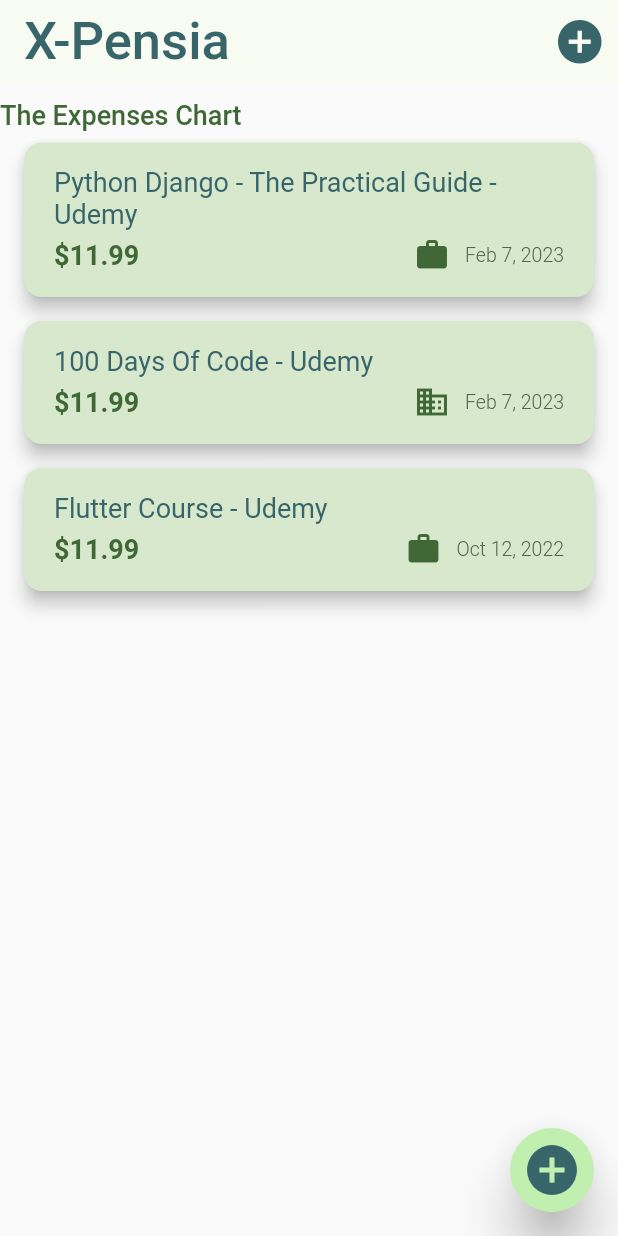
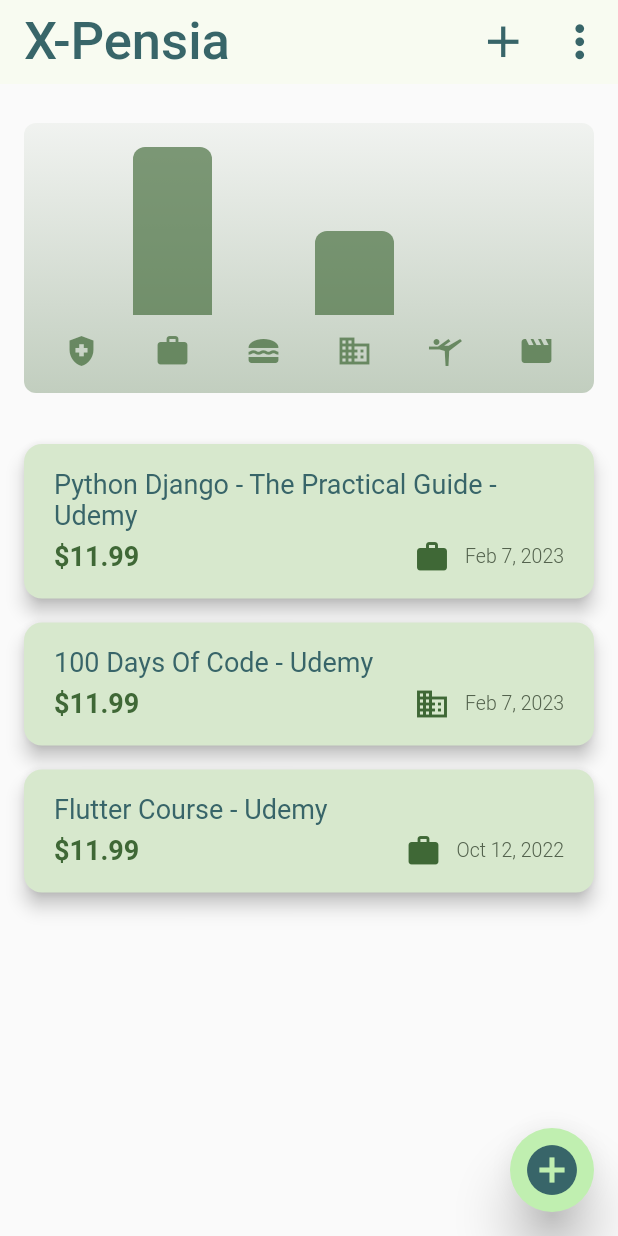
Before and after one commit to nadiahylary/expense_app, a Flutter app: the screen it shows after launch, on a phone screen of 412 x 824 dp. Run offline on Flutter 3.47's test engine with Material 2 defaults, Android fonts, the phone set to English and light mode, and no system bars; our stand-ins replace google_fonts; Roboto replaces fonts that are missing (Changa, Genos, Ubuntu).

Commit message:
final, everything works and looks great

```diff
--- a/lib/widgets/expenses.dart
+++ b/lib/widgets/expenses.dart
@@ -4,6 +4,7 @@ import 'package:flutter/material.dart';
 import 'package:google_fonts/google_fonts.dart';
 
 import '../models/expense.dart';
+import 'expenses_chart/chart.dart';
 
 class ExpenseApp extends StatefulWidget {
   const ExpenseApp({super.key});
@@ -111,10 +112,17 @@ class _ExpenseAppState extends State<ExpenseApp> {
             IconButton(
                 onPressed: _openAddExpenseWidget,
                 icon: Icon(
-                  Icons.add_circle,
+                  Icons.add,
                   size: 35,
                   color: Theme.of(context).colorScheme.tertiary,
-                ))
+                )),
+            IconButton(
+                onPressed: (){},
+                icon: Icon(
+                  Icons.more_vert,
+                  size: 35,
+                  color: Theme.of(context).colorScheme.tertiary,
+                )),
           ],
           titleTextStyle: GoogleFonts.genos(
             textStyle: Theme.of(context).appBarTheme.titleTextStyle,
@@ -126,14 +134,15 @@ class _ExpenseAppState extends State<ExpenseApp> {
           const SizedBox(
             height: 10,
           ),
-          Text("The Expenses Chart",
-              style: GoogleFonts.genos(
-                textStyle: Theme.of(context).textTheme.titleMedium,
-              )
+          ExpenseChart(expenses: _expensesList),
+          const SizedBox(
+            height: 10,
           ),
-
           Expanded(
             child: mainContent,
+          ),
+          const SizedBox(
+            height: 20,
           ),
         ],
       ),
--- a/lib/widgets/expenses_chart/chart.dart
+++ b/lib/widgets/expenses_chart/chart.dart
@@ -48,7 +48,7 @@ class ExpenseChart extends StatelessWidget {
         gradient: LinearGradient(
           colors: [
             Theme.of(context).colorScheme.primary.withOpacity(0.3),
-            Theme.of(context).colorScheme.primary.withOpacity(0.0)
+            Theme.of(context).colorScheme.primary.withOpacity(0.05)
           ],
           begin: Alignment.bottomCenter,
           end: Alignment.topCenter,
@@ -79,7 +79,7 @@ class ExpenseChart extends StatelessWidget {
                       child: Icon(
                         categoryIcons[bucket.category],
                         color: isDarkMode
-                            ? Theme.of(context).colorScheme.secondary
+                            ? Theme.of(context).colorScheme.primary
                             : Theme.of(context)
                                 .colorScheme
                                 .primary
```
